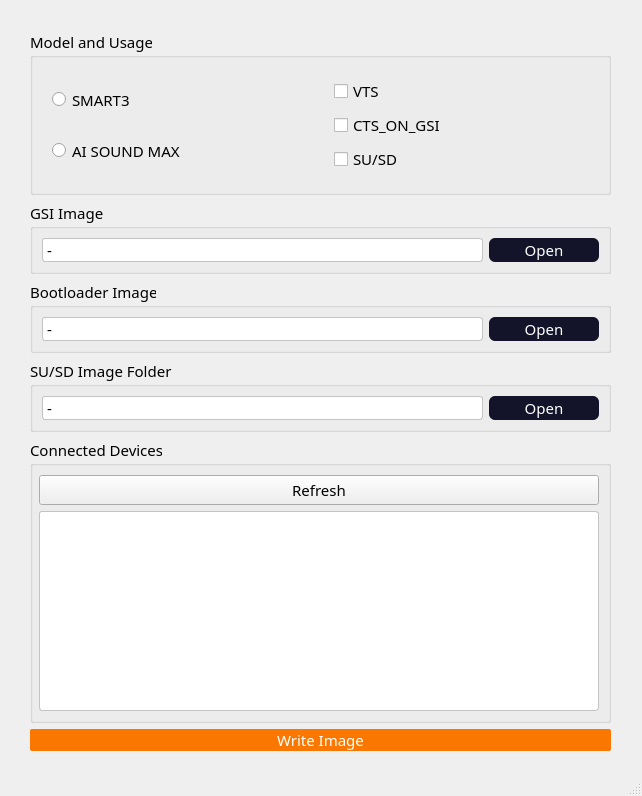
charmk20/gsi_writer, file Gsi_writer.ui: the form before one commit.
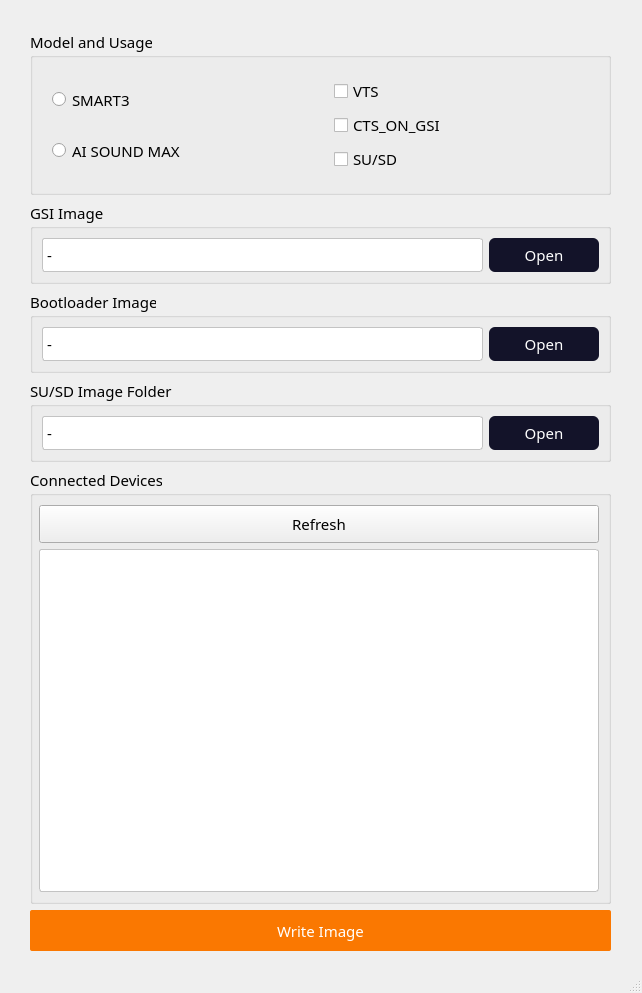
The form after the commit.

Commit message: 예외처리추가

```diff
--- a/Gsi_writer.ui
+++ b/Gsi_writer.ui
@@ -7,7 +7,7 @@
     <x>0</x>
     <y>0</y>
     <width>642</width>
-    <height>796</height>
+    <height>993</height>
    </rect>
   </property>
   <property name="sizePolicy">
@@ -38,10 +38,10 @@
       <x>20</x>
       <y>20</y>
       <width>601</width>
-      <height>741</height>
+      <height>941</height>
      </rect>
     </property>
-    <layout class="QVBoxLayout" name="verticalLayout_4" stretch="4,2,2,2,14,1">
+    <layout class="QVBoxLayout" name="verticalLayout_4" stretch="6,4,4,4,21,2">
      <property name="leftMargin">
       <number>10</number>
      </property>
```
The commit also changes 1 other file.
